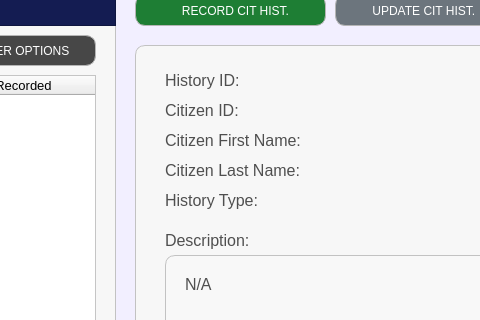
Old version of the form UI/MainPages/HistoryRecordPages/citizen_history.ui in the repository Yohhannn/Barangay-Records-Statistics-System; both pictures show x 595 to 1075 and y 155 to 475 of the 1350 by 850 pixel window.
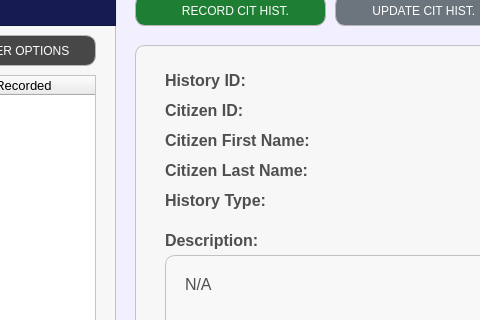
New version of the form. Icons and pictures are not drawn.

Commit message:
[ Major Update V3.3.0 ] + Updated Multiple UI's + Updated Citizen Profile Display + Added Change PIN from Account
~ To Follow Up : Filter Options
-JP

Diff of the .ui file:
```diff
--- a/UI/MainPages/HistoryRecordPages/citizen_history.ui
+++ b/UI/MainPages/HistoryRecordPages/citizen_history.ui
@@ -199,6 +199,11 @@
       <height>661</height>
      </rect>
     </property>
+    <property name="font">
+     <font>
+      <bold>true</bold>
+     </font>
+    </property>
     <property name="styleSheet">
      <string notr="true">#statistics_frameBody{
 	background-color: #f2efff;
@@ -722,6 +727,7 @@
        <font>
         <family>Arial</family>
         <pointsize>12</pointsize>
+        <bold>true</bold>
        </font>
       </property>
       <property name="styleSheet">
@@ -778,6 +784,7 @@
        <font>
         <family>Arial</family>
         <pointsize>12</pointsize>
+        <bold>true</bold>
        </font>
       </property>
       <property name="styleSheet">
@@ -806,6 +813,7 @@
        <font>
         <family>Arial</family>
         <pointsize>12</pointsize>
+        <bold>true</bold>
        </font>
       </property>
       <property name="styleSheet">
@@ -916,6 +924,7 @@
        <font>
         <family>Arial</family>
         <pointsize>12</pointsize>
+        <bold>true</bold>
        </font>
       </property>
       <property name="styleSheet">
@@ -972,6 +981,7 @@
        <font>
         <family>Arial</family>
         <pointsize>12</pointsize>
+        <bold>true</bold>
        </font>
       </property>
       <property name="styleSheet">
@@ -1028,6 +1038,7 @@
        <font>
         <family>Arial</family>
         <pointsize>12</pointsize>
+        <bold>true</bold>
        </font>
       </property>
       <property name="styleSheet">
```
The commit also changes 19 other files.
